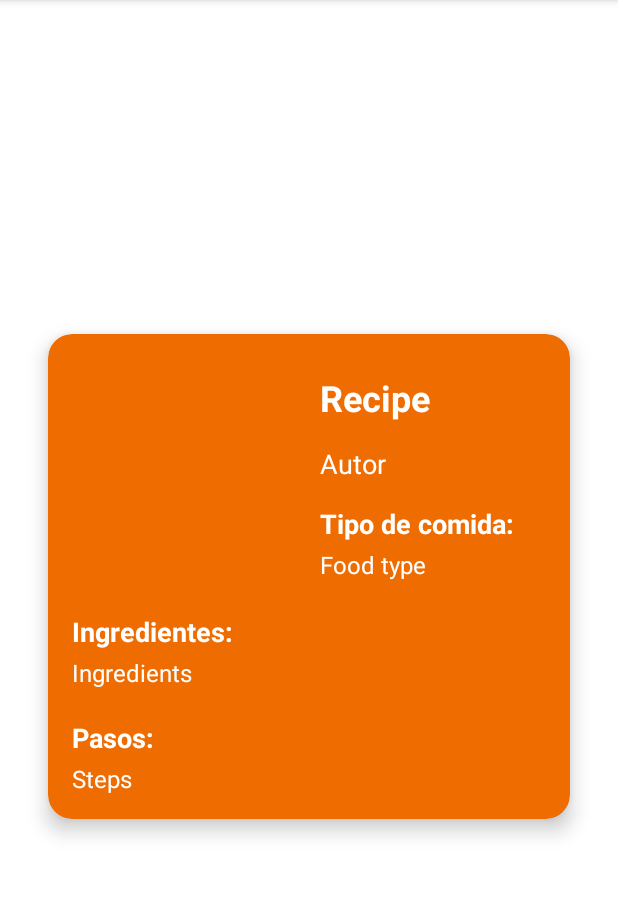
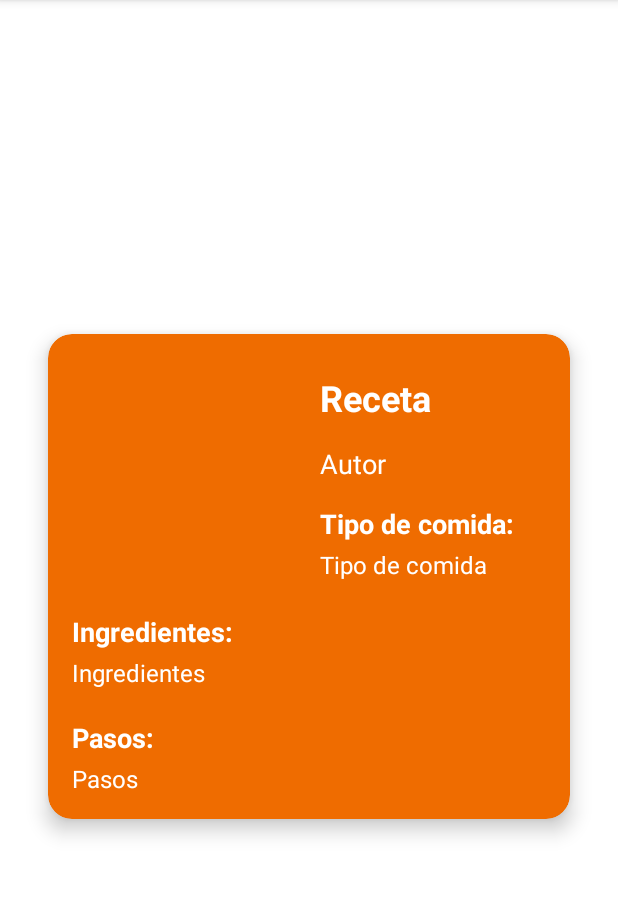
Before and after one commit to Bl4nc018/SaborExpress, an Android app: the RecipeActivity screen opened directly, with no data from a screen before it, on a phone screen of 412 x 824 dp, the part 84-982 px from its top. Run offline under Robolectric (Android 15) with nearby library versions, the phone set to English and light mode, and no system bars; network calls fail.

Commit message:
Solventado un problema con los RecyclerView que no mostraban el nombre del autor. Actualizada la base de datos.

```diff
--- a/SaborExpress_App/app/src/main/java/com/example/saborexpress/RecipeActivity.java
+++ b/SaborExpress_App/app/src/main/java/com/example/saborexpress/RecipeActivity.java
@@ -16,6 +16,7 @@ public class RecipeActivity extends AppCompatActivity {
     private TextView ingredients;
     private TextView steps;
     private ImageView image_url;
+    private TextView author;  // Añadir esta línea para el autor
 
     @Override
     protected void onCreate(Bundle savedInstanceState) {
@@ -29,6 +30,7 @@ public class RecipeActivity extends AppCompatActivity {
         ingredients = findViewById(R.id.ingredients);
         steps = findViewById(R.id.steps);
         image_url = findViewById(R.id.image_url);
+        author = findViewById(R.id.author);  // Añadir esta línea para el autor
 
         // Obtenemos el objeto RecipeItems pasado desde la actividad anterior
         RecyclerItems recipe = (RecyclerItems) getIntent().getSerializableExtra("recipe");
@@ -39,6 +41,7 @@ public class RecipeActivity extends AppCompatActivity {
             food_type.setText(recipe.getFood_type());
             ingredients.setText(recipe.getIngredients());
             steps.setText(recipe.getSteps());
+            author.setText(recipe.getAuthor());  // Añadir esta línea para establecer el autor
             // Descargamos y establecemos la imagen utilizando una utilidad
             Util.downloadBitmapToImageView(recipe.getImage_url(), this.image_url);
         }
--- a/SaborExpress_App/app/src/main/java/com/example/saborexpress/ui/search/SearchAdapter.java
+++ b/SaborExpress_App/app/src/main/java/com/example/saborexpress/ui/search/SearchAdapter.java
@@ -71,6 +71,7 @@ public class SearchAdapter extends RecyclerView.Adapter<SearchAdapter.SearchView
         private TextView description;
         private ImageView image_url;
         private Button cookButton;
+        private TextView author;  // Añadido: TextView para el nombre del autor
 
         // Constructor del ViewHolder
         public SearchViewHolder(@NonNull View itemView) {
@@ -80,6 +81,8 @@ public class SearchAdapter extends RecyclerView.Adapter<SearchAdapter.SearchView
             description = itemView.findViewById(R.id.description);
             image_url = itemView.findViewById(R.id.image_url);
             cookButton = itemView.findViewById(R.id.cookButton);
+            author = itemView.findViewById(R.id.author);  // Añadido: Encontrar el TextView del autor
+
         }
 
         // Este método sirve para mostrar los datos en los elementos de la vista
@@ -88,6 +91,8 @@ public class SearchAdapter extends RecyclerView.Adapter<SearchAdapter.SearchView
             recipe_name.setText(items.getRecipe_Name());
             description.setText(items.getDescription());
             Util.downloadBitmapToImageView(items.getImage_url(), this.image_url);
+            author.setText(items.getAuthor());  // Añadido: Establecer el nombre del autor
+
 
             // Configuramos el listener para el botón "Cocinar"
             cookButton.setOnClickListener(v -> {
--- a/SaborExpress_App/app/src/main/res/layout/activity_recipe.xml
+++ b/SaborExpress_App/app/src/main/res/layout/activity_recipe.xml
@@ -37,7 +37,7 @@
             <!-- Nombre de la receta -->
             <TextView
                 android:id="@+id/recipe_name"
-                android:text="Recipe"
+                android:text="Receta"
                 android:layout_width="0dp"
                 android:layout_height="wrap_content"
                 android:layout_marginTop="10dp"
@@ -81,7 +81,7 @@
             <!-- Tipo de comida -->
             <TextView
                 android:id="@+id/food_type"
-                android:text="Food type"
+                android:text="Tipo de comida"
                 android:layout_width="0dp"
                 android:layout_height="wrap_content"
                 android:layout_marginStart="15dp"
@@ -109,7 +109,7 @@
             <!-- Ingredientes de la receta -->
             <TextView
                 android:id="@+id/ingredients"
-                android:text="Ingredients"
+                android:text="Ingredientes"
                 android:layout_width="0dp"
                 android:layout_height="wrap_content"
                 android:layout_marginTop="4dp"
@@ -136,7 +136,7 @@
             <!-- Pasos para la receta -->
             <TextView
                 android:id="@+id/steps"
-                android:text="Steps"
+                android:text="Pasos"
                 android:layout_width="0dp"
                 android:layout_height="wrap_content"
                 android:layout_marginTop="4dp"
```
